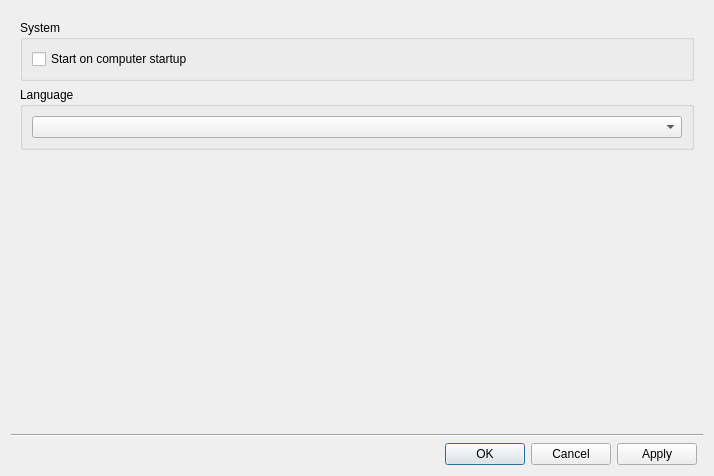
Before: the Qt Designer form gui/gui/Settings.ui in librevault/librevault, drawn with Qt 5.
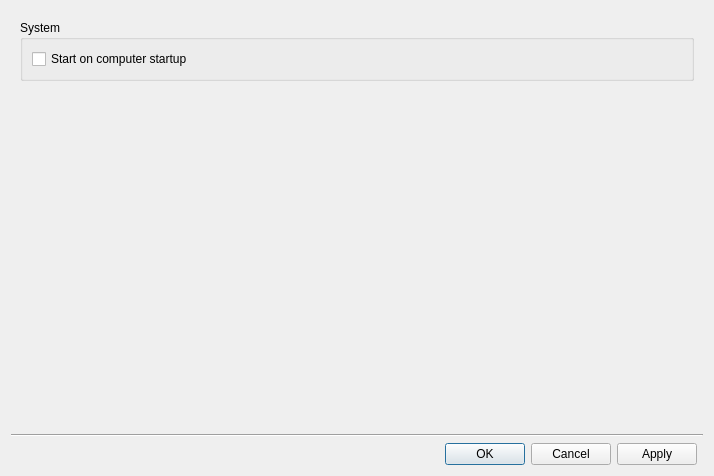
After: the same form once the commit is applied. Icons and pictures are not drawn.

The edit to the form file:
```diff
--- a/gui/gui/Settings.ui
+++ b/gui/gui/Settings.ui
@@ -50,18 +50,6 @@
          </layout>
         </widget>
        </item>
-       <item>
-        <widget class="QGroupBox" name="groupBox_6">
-         <property name="title">
-          <string>Language</string>
-         </property>
-         <layout class="QVBoxLayout" name="verticalLayout_3">
-          <item>
-           <widget class="QComboBox" name="comboBox"/>
-          </item>
-         </layout>
-        </widget>
-       </item>
        <item>
         <spacer name="verticalSpacer_4">
          <property name="orientation">
```
Left out of the diff: 180 changed lines with no effect on the pictures.
